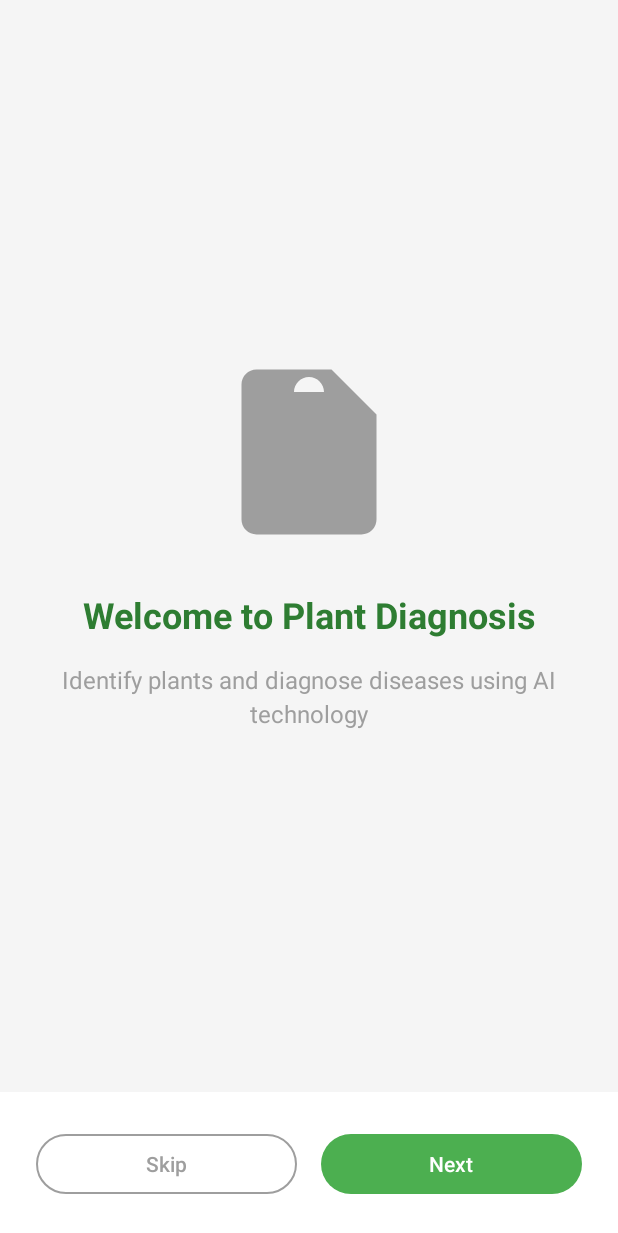
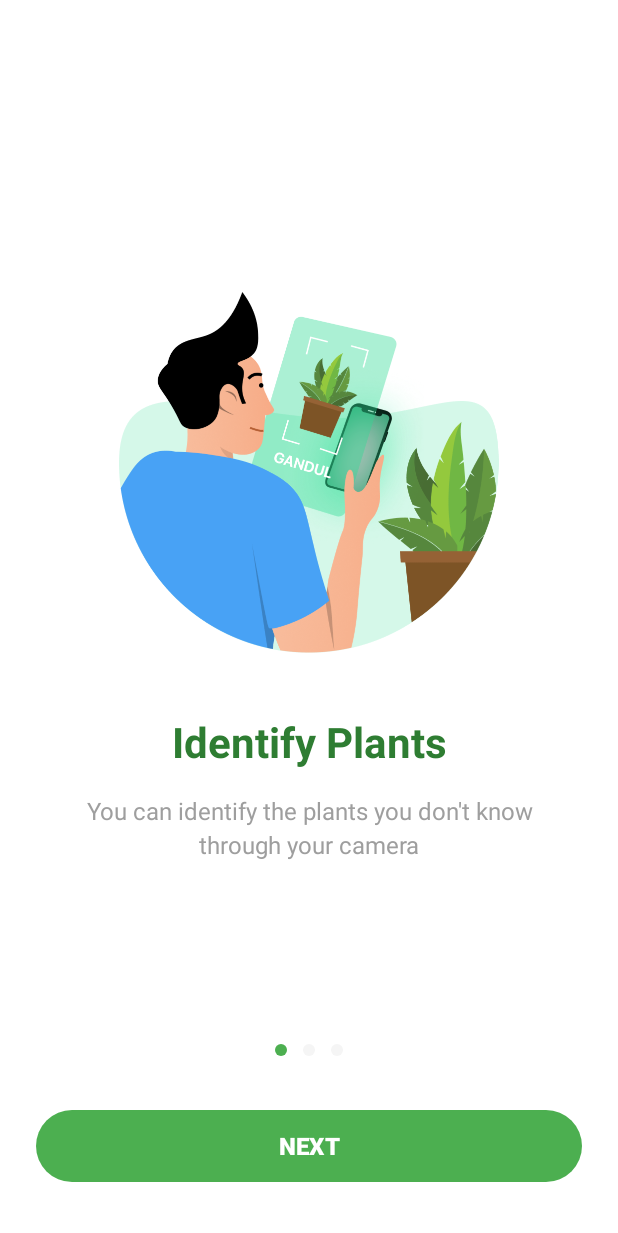
Before and after one commit to TruongAn195/PlantDiagnosis_Kotlin, an Android app: the OnboardingActivity screen opened directly, with no data from a screen before it, on a phone screen of 412 x 824 dp. Shown: the top 1233 px of the screen. Run offline under Robolectric (Android 15) with nearby library versions, the phone set to English and light mode, and no system bars.

Commit message:
An - Onboarding

```diff
--- a/app/src/main/java/com/expeditee/plantdiagnosis/OnboardingActivity.kt
+++ b/app/src/main/java/com/expeditee/plantdiagnosis/OnboardingActivity.kt
@@ -2,10 +2,15 @@ package com.expeditee.plantdiagnosis
 
 import android.content.Intent
 import android.content.SharedPreferences
+import android.graphics.drawable.GradientDrawable
 import android.os.Bundle
 import android.view.View
+import android.widget.ImageView
+import android.widget.LinearLayout
 import androidx.appcompat.app.AppCompatActivity
+import androidx.core.content.ContextCompat
 import androidx.viewpager2.widget.ViewPager2
+import com.expeditee.plantdiagnosis.R
 import com.expeditee.plantdiagnosis.databinding.ActivityOnboardingBinding
 import com.expeditee.plantdiagnosis.ui.home.HomeActivity
 import com.expeditee.plantdiagnosis.ui.onboarding.OnboardingAdapter
@@ -39,19 +44,19 @@ class OnboardingActivity : AppCompatActivity() {
     private fun setupOnboarding() {
         val onboardingItems = listOf(
             OnboardingItem(
-                title = "Welcome to Plant Diagnosis",
-                description = "Identify plants and diagnose diseases using AI technology",
-                iconRes = R.drawable.ic_plant_placeholder
+                title = getString(R.string.onboarding_identify_title),
+                description = getString(R.string.onboarding_identify_desc),
+                illustrationRes = R.drawable.ic_onboarding_identify
             ),
             OnboardingItem(
-                title = "AI-Powered Diagnosis",
-                description = "Get instant plant disease diagnosis with advanced AI technology",
-                iconRes = R.drawable.ic_ai
+                title = getString(R.string.onboarding_learn_title),
+                description = getString(R.string.onboarding_learn_desc),
+                illustrationRes = R.drawable.ic_onboarding_learn
             ),
             OnboardingItem(
-                title = "Get Started",
-                description = "Start identifying plants and keeping them healthy",
-                iconRes = R.drawable.ic_home_nav
+                title = getString(R.string.onboarding_articles_title),
+                description = getString(R.string.onboarding_articles_desc),
+                illustrationRes = R.drawable.ic_onboarding_articles
             )
         )
 
@@ -77,17 +82,15 @@ class OnboardingActivity : AppCompatActivity() {
             override fun onPageSelected(position: Int) {
                 super.onPageSelected(position)
                 updateUI(position)
+                updateDotsIndicator(position)
             }
         })
 
+        setupDotsIndicator()
         setupClickListeners()
     }
 
     private fun setupClickListeners() {
-        binding.btnSkip.setOnClickListener {
-            completeOnboarding()
-        }
-
         binding.btnNext.setOnClickListener {
             val currentItem = binding.viewPager.currentItem
             if (currentItem < adapter.itemCount - 1) {
@@ -101,20 +104,49 @@ class OnboardingActivity : AppCompatActivity() {
     private fun updateUI(position: Int) {
         when (position) {
             0 -> {
-                binding.btnSkip.visibility = View.VISIBLE
-                binding.btnNext.text = "Next"
+                binding.btnNext.text = getString(R.string.onboarding_next)
             }
             1 -> {
-                binding.btnSkip.visibility = View.VISIBLE
-                binding.btnNext.text = "Next"
+                binding.btnNext.text = getString(R.string.onboarding_next)
             }
             2 -> {
-                binding.btnSkip.visibility = View.GONE
-                binding.btnNext.text = "Get Started"
+                binding.btnNext.text = getString(R.string.onboarding_signup)
             }
         }
     }
 
+
+    private fun setupDotsIndicator() {
+        val dots = arrayOfNulls<ImageView>(3)
+
+        for (i in dots.indices) {
+            dots[i] = ImageView(this)
+            val dotSize = 12
+            val dotMargin = 8
+
+            val params = LinearLayout.LayoutParams(dotSize, dotSize)
+            params.setMargins(dotMargin, 0, dotMargin, 0)
+            dots[i]?.layoutParams = params
+
+            binding.dotsIndicator.addView(dots[i])
+        }
+
+        updateDotsIndicator(0)
+    }
+
+    private fun updateDotsIndicator(position: Int) {
+        val childCount = binding.dotsIndicator.childCount
+        for (i in 0 until childCount) {
+            val dot = binding.dotsIndicator.getChildAt(i) as ImageView
+            val drawable = GradientDrawable().apply {
+                shape = GradientDrawable.OVAL
+                setSize(24, 24)
+                setColor(ContextCompat.getColor(this@OnboardingActivity,
+                    if (i == position) R.color.primary_green else R.color.light_gray))
+            }
+            dot.setImageDrawable(drawable)
+        }
+    }
 
     private fun completeOnboarding() {
         prefs.edit().putBoolean("has_completed_onboarding", true).apply()
--- a/app/src/main/java/com/expeditee/plantdiagnosis/ui/onboarding/OnboardingAdapter.kt
+++ b/app/src/main/java/com/expeditee/plantdiagnosis/ui/onboarding/OnboardingAdapter.kt
@@ -16,7 +16,7 @@ class OnboardingAdapter(
         fun bind(item: OnboardingItem, position: Int, onItemClick: (Int) -> Unit) {
             binding.tvTitle.text = item.title
             binding.tvDescription.text = item.description
-            binding.ivIcon.setImageResource(item.iconRes)
+            binding.ivIllustration.setImageResource(item.illustrationRes)
 
             binding.root.setOnClickListener {
                 onItemClick(position)
--- a/app/src/main/java/com/expeditee/plantdiagnosis/ui/onboarding/OnboardingItem.kt
+++ b/app/src/main/java/com/expeditee/plantdiagnosis/ui/onboarding/OnboardingItem.kt
@@ -3,5 +3,5 @@ package com.expeditee.plantdiagnosis.ui.onboarding
 data class OnboardingItem(
     val title: String,
     val description: String,
-    val iconRes: Int
+    val illustrationRes: Int
 )
--- a/app/src/main/res/layout/activity_onboarding.xml
+++ b/app/src/main/res/layout/activity_onboarding.xml
@@ -3,14 +3,14 @@
     xmlns:app="http://schemas.android.com/apk/res-auto"
     android:layout_width="match_parent"
     android:layout_height="match_parent"
-    android:background="@color/light_gray">
+    android:background="@color/white">
 
     <!-- ViewPager for onboarding pages -->
     <androidx.viewpager2.widget.ViewPager2
         android:id="@+id/viewPager"
         android:layout_width="match_parent"
         android:layout_height="0dp"
-        app:layout_constraintBottom_toTopOf="@id/layoutButtons"
+        app:layout_constraintBottom_toTopOf="@id/dotsIndicator"
         app:layout_constraintEnd_toEndOf="parent"
         app:layout_constraintStart_toStartOf="parent"
         app:layout_constraintTop_toTopOf="parent" />
@@ -20,49 +20,29 @@
         android:id="@+id/dotsIndicator"
         android:layout_width="wrap_content"
         android:layout_height="wrap_content"
-        android:layout_marginTop="16dp"
+        android:layout_marginBottom="32dp"
         android:orientation="horizontal"
-        app:layout_constraintBottom_toTopOf="@id/layoutButtons"
+        app:layout_constraintBottom_toTopOf="@id/btnNext"
         app:layout_constraintEnd_toEndOf="parent"
-        app:layout_constraintStart_toStartOf="parent"
-        app:layout_constraintTop_toBottomOf="@id/viewPager" />
+        app:layout_constraintStart_toStartOf="parent" />
 
-    <!-- Bottom Buttons -->
-    <LinearLayout
-        android:id="@+id/layoutButtons"
-        android:layout_width="match_parent"
-        android:layout_height="wrap_content"
-        android:orientation="horizontal"
-        android:padding="24dp"
-        android:background="@color/white"
+    <!-- Next Button -->
+    <com.google.android.material.button.MaterialButton
+        android:id="@+id/btnNext"
+        android:layout_width="0dp"
+        android:layout_height="56dp"
+        android:layout_marginStart="24dp"
+        android:layout_marginEnd="24dp"
+        android:layout_marginBottom="32dp"
+        android:text="NEXT"
+        android:textAllCaps="true"
+        android:textColor="@color/white"
+        android:textSize="16sp"
+        android:textStyle="bold"
+        app:backgroundTint="@color/primary_green"
+        app:cornerRadius="28dp"
         app:layout_constraintBottom_toBottomOf="parent"
         app:layout_constraintEnd_toEndOf="parent"
-        app:layout_constraintStart_toStartOf="parent">
-
-        <com.google.android.material.button.MaterialButton
-            android:id="@+id/btnSkip"
-            android:layout_width="0dp"
-            android:layout_height="wrap_content"
-            android:layout_marginEnd="8dp"
-            android:layout_weight="1"
-            android:text="Skip"
-            android:textColor="@color/gray"
-            app:backgroundTint="@android:color/transparent"
-            app:cornerRadius="25dp"
-            app:strokeColor="@color/gray"
-            app:strokeWidth="1dp" />
-
-        <com.google.android.material.button.MaterialButton
-            android:id="@+id/btnNext"
-            android:layout_width="0dp"
-            android:layout_height="wrap_content"
-            android:layout_marginStart="8dp"
-            android:layout_weight="1"
-            android:text="Next"
-            android:textColor="@color/white"
-            app:backgroundTint="@color/primary_green"
-            app:cornerRadius="25dp" />
-
-    </LinearLayout>
+        app:layout_constraintStart_toStartOf="parent" />
 
 </androidx.constraintlayout.widget.ConstraintLayout>
--- a/app/src/main/res/layout/item_onboarding.xml
+++ b/app/src/main/res/layout/item_onboarding.xml
@@ -5,14 +5,17 @@
     android:layout_height="match_parent"
     android:padding="32dp">
 
-    <!-- Icon -->
+    <!-- Illustration -->
     <ImageView
-        android:id="@+id/ivIcon"
-        android:layout_width="120dp"
-        android:layout_height="120dp"
-        android:contentDescription="Onboarding icon"
+        android:id="@+id/ivIllustration"
+        android:layout_width="0dp"
+        android:layout_height="0dp"
+        android:layout_marginTop="60dp"
+        android:contentDescription="Onboarding illustration"
+        android:scaleType="centerInside"
         app:layout_constraintBottom_toTopOf="@id/tvTitle"
         app:layout_constraintEnd_toEndOf="parent"
+        app:layout_constraintHeight_percent="0.4"
         app:layout_constraintStart_toStartOf="parent"
         app:layout_constraintTop_toTopOf="parent"
         app:layout_constraintVertical_chainStyle="packed" />
@@ -22,16 +25,16 @@
         android:id="@+id/tvTitle"
         android:layout_width="0dp"
         android:layout_height="wrap_content"
-        android:layout_marginTop="32dp"
+        android:layout_marginTop="40dp"
         android:text="Title"
         android:textAlignment="center"
         android:textColor="@color/dark_green"
-        android:textSize="24sp"
+        android:textSize="28sp"
         android:textStyle="bold"
         app:layout_constraintBottom_toTopOf="@id/tvDescription"
         app:layout_constraintEnd_toEndOf="parent"
         app:layout_constraintStart_toStartOf="parent"
-        app:layout_constraintTop_toBottomOf="@id/ivIcon" />
+        app:layout_constraintTop_toBottomOf="@id/ivIllustration" />
 
     <!-- Description -->
     <TextView
--- a/app/src/main/res/values/strings.xml
+++ b/app/src/main/res/values/strings.xml
@@ -66,16 +66,14 @@
     <string name="splash_version">v1.0.0</string>
 
     <!-- Onboarding -->
-    <string name="onboarding_welcome_title">Welcome to Plant Diagnosis</string>
-    <string name="onboarding_welcome_desc">Identify plants and diagnose diseases using AI technology</string>
-    <string name="onboarding_language_title">Language Selection</string>
-    <string name="onboarding_language_desc">Choose your preferred language for the best experience</string>
-    <string name="onboarding_get_started_title">Get Started</string>
-    <string name="onboarding_get_started_desc">Start identifying plants and keeping them healthy</string>
-    <string name="onboarding_skip">Skip</string>
-    <string name="onboarding_next">Next</string>
-    <string name="onboarding_select_language">Select Language</string>
-    <string name="onboarding_get_started">Get Started</string>
+    <string name="onboarding_identify_title">Identify Plants</string>
+    <string name="onboarding_identify_desc">You can identify the plants you don\'t know through your camera</string>
+    <string name="onboarding_learn_title">Learn Many Plant Species</string>
+    <string name="onboarding_learn_desc">Let\'s learn about the many plant species that exist in this world</string>
+    <string name="onboarding_articles_title">Read Many Articles About Plants</string>
+    <string name="onboarding_articles_desc">Let\'s learn more about beautiful plants and read many articles about plants and gardening</string>
+    <string name="onboarding_next">NEXT</string>
+    <string name="onboarding_signup">SIGN UP</string>
 
     <!-- Language Selection -->
     <string name="select_language_title">Select Language</string>
```
Also changed, not shown: app/src/main/res/drawable/ic_onboarding_articles.png (added), app/src/main/res/drawable/ic_onboarding_identify.png (added), app/src/main/res/drawable/ic_onboarding_learn.png (added).
